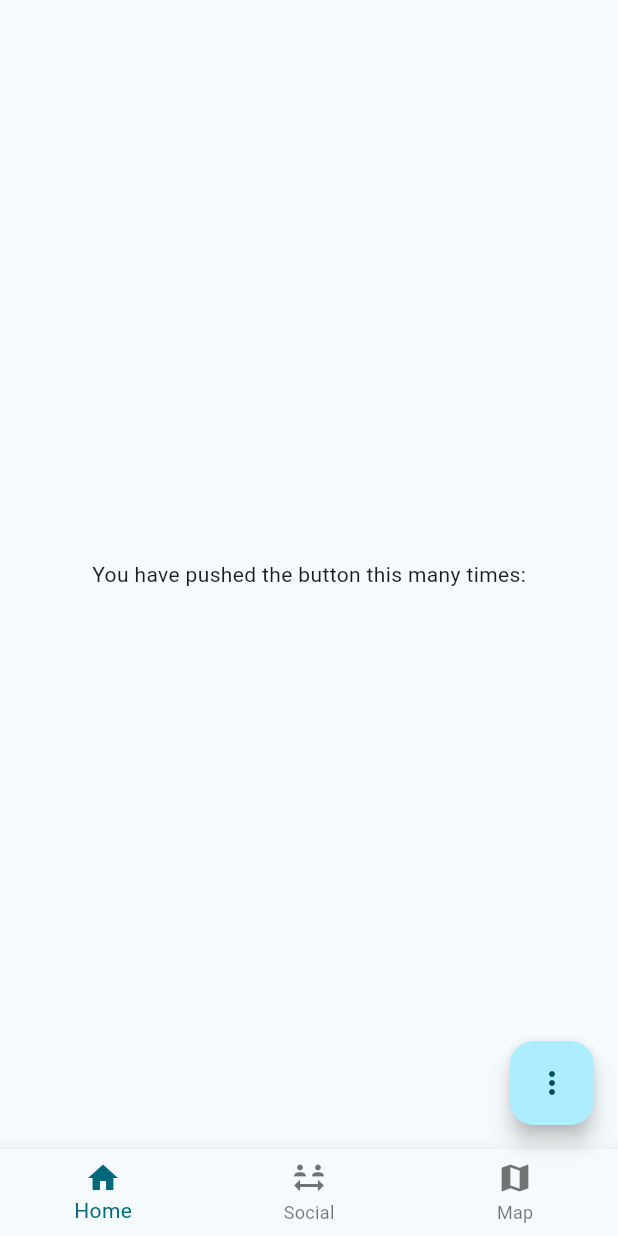
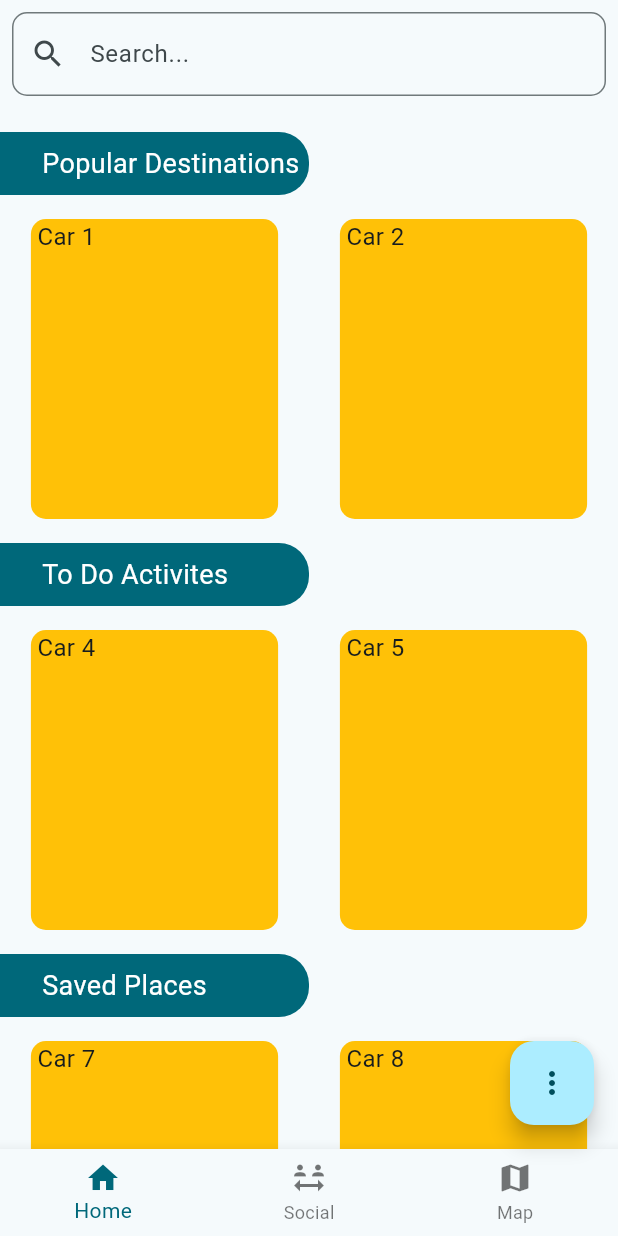
Before and after one commit to Iyadh27/CodexBots_SL-Portal, a Flutter app: the screen it shows after launch, on a phone screen of 412 x 824 dp. Run offline on Flutter 3.47's test engine with Material 3 defaults, Android fonts, the phone set to English and light mode, and no system bars; drawn by our look-alikes of carousel_slider; our stand-ins replace file_picker, firebase_core; accounts and stored records are empty.

Commit message:
main page changed carousel and search bar

```diff
--- a/lib/main.dart
+++ b/lib/main.dart
@@ -3,6 +3,8 @@ import 'pages/discover.dart';
 import 'pages/profile.dart';
 import 'pages/saved.dart';
 import 'pages/socials.dart';
+
+import 'package:carousel_slider/carousel_slider.dart';
 
 void main() {
   runApp(const MyApp());
@@ -63,17 +65,99 @@ class _MyHomePageState extends State<MyHomePage> {
     }
   }
 
+  final List<String> featuredCars = ['Car 1', 'Car 2', 'Car 3'];
+  final List<String> newArrivals = ['Car 4', 'Car 5', 'Car 6'];
+  final List<String> bestSellers = ['Car 7', 'Car 8', 'Car 9'];
+  void funsearchController() {
+    print("pressed");
+    return;
+  }
+
+  final TextEditingController _searchController = TextEditingController();
+  Widget buildCarouselSection(String title, List<String> items) {
+    return Column(
+      crossAxisAlignment: CrossAxisAlignment.start,
+      children: [
+        Padding(
+            padding: const EdgeInsets.only(top: 16.0, bottom: 16.0),
+            child: Container(
+              width: MediaQuery.of(context).size.width / 2,
+              padding: EdgeInsets.only(top: 8.0, bottom: 8.0, left: 28.0),
+              decoration: BoxDecoration(
+                color: Theme.of(context)
+                    .primaryColor, // Primary color as background
+                borderRadius: BorderRadius.only(
+                  topRight: Radius.circular(20.0), // Rounded top-right corner
+                  bottomRight:
+                      Radius.circular(20.0), // Rounded bottom-right corner
+                ),
+              ),
+              child: Text(
+                title,
+
+                style: TextStyle(
+                  color: Colors.white, // Text color for contrast
+                  fontSize: 18,
+                ),
+                textAlign: TextAlign.left, // Left aligned text
+              ),
+            )),
+        CarouselSlider(
+          options: CarouselOptions(
+              height: 200.0,
+              viewportFraction: 0.5,
+              enableInfiniteScroll: false,
+              enlargeCenterPage: false,
+              padEnds: false),
+          items: items.map((i) {
+            return Builder(
+              builder: (BuildContext context) {
+                return Container(
+                    width: MediaQuery.of(context).size.width / 2.5,
+                    margin: EdgeInsets.symmetric(horizontal: 5.0),
+                    decoration: BoxDecoration(
+                        color: Colors.amber,
+                        borderRadius: BorderRadius.circular(10)),
+                    child: Text(
+                      ' $i',
+                      style: TextStyle(fontSize: 16.0),
+                    ));
+              },
+            );
+          }).toList(),
+        )
+      ],
+    );
+  }
+
   @override
   Widget build(BuildContext context) {
     return Scaffold(
-      // appBar: AppBar(
-      //   backgroundColor: Theme.of(context).colorScheme.inversePrimary,
-      //   title: Text(widget.title),
-      // ),
-      body: Center(
-        child: Text(
-          'You have pushed the button this many times:',
-        ),
+      body: Column(
+        children: [
+          Padding(
+            padding: const EdgeInsets.all(8.0),
+            child: TextField(
+              controller: _searchController,
+              decoration: InputDecoration(
+                hintText: 'Search...',
+                prefixIcon: Icon(Icons.search),
+                border: OutlineInputBorder(
+                  borderRadius: BorderRadius.circular(10),
+                ),
+              ),
+            ),
+          ),
+          Expanded(
+            child: ListView(
+              children: [
+                buildCarouselSection('Popular Destinations', featuredCars),
+                buildCarouselSection('To Do Activites', newArrivals),
+                buildCarouselSection('Saved Places', bestSellers),
+              ],
+            ),
+          ),
+        ],
       ),
       floatingActionButton: FloatingActionButton(
         onPressed: () {},
--- a/pubspec.yaml
+++ b/pubspec.yaml
@@ -2,7 +2,7 @@ name: sl_portal
 description: "A new Flutter project."
 # The following line prevents the package from being accidentally published to
 # pub.dev using `flutter pub publish`. This is preferred for private packages.
-publish_to: "none" # Remove this line if you wish to publish to pub.dev
+publish_to: 'none' # Remove this line if you wish to publish to pub.dev
 
 # The following defines the version and build number for your application.
 # A version number is three numbers separated by dots, like 1.2.43
@@ -32,6 +32,7 @@ dependencies:
     sdk: flutter
   file_picker: ^5.2.7
   firebase_core: any
+  carousel_slider: ^5.0.0
 
   # The following adds the Cupertino Icons font to your application.
   # Use with the CupertinoIcons class for iOS style icons.
@@ -53,6 +54,7 @@ dev_dependencies:
 
 # The following section is specific to Flutter packages.
 flutter:
+
   # The following line ensures that the Material Icons font is
   # included with your application, so that you can use the icons in
   # the material Icons class.
```
Also changed, not shown: pubspec.lock.
